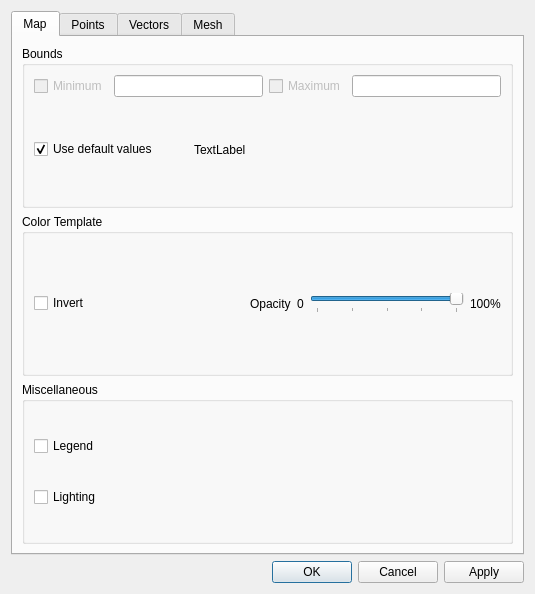
Before: the Qt Designer form src/ui/layer_properties_dialog.ui in IPH-ECO/iph-eco-gui, drawn with Qt 5.
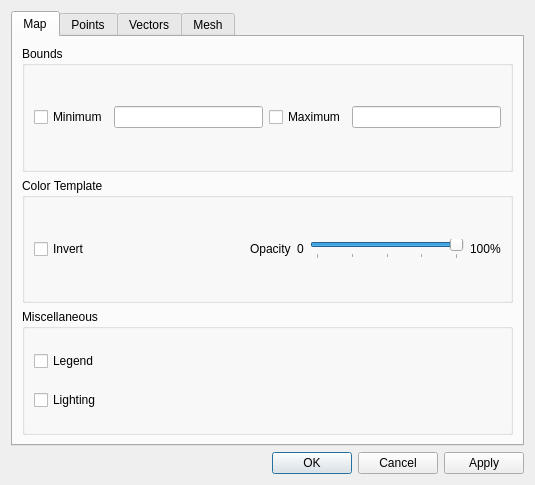
After: the same form once the commit is applied.

Commit message: Implementing exclusivity on minimum and maximum layer values

```diff
--- a/src/ui/layer_properties_dialog.ui
+++ b/src/ui/layer_properties_dialog.ui
@@ -7,7 +7,7 @@
     <x>0</x>
     <y>0</y>
     <width>535</width>
-    <height>594</height>
+    <height>485</height>
    </rect>
   </property>
   <property name="windowTitle">
@@ -34,9 +34,6 @@
            <layout class="QGridLayout" name="gridLayout">
             <item row="0" column="0">
              <widget class="QCheckBox" name="chkMapMinimum">
-              <property name="enabled">
-               <bool>false</bool>
-              </property>
               <property name="text">
                <string>Minimum</string>
               </property>
@@ -50,9 +47,6 @@
             </item>
             <item row="0" column="2">
              <widget class="QCheckBox" name="chkMapMaximum">
-              <property name="enabled">
-               <bool>false</bool>
-              </property>
               <property name="text">
                <string>Maximum</string>
               </property>
@@ -60,56 +54,6 @@
             </item>
            </layout>
           </item>
-          <item>
-           <layout class="QHBoxLayout" name="horizontalLayout">
-            <item>
-             <widget class="QCheckBox" name="chkUseMapDefaultValues">
-              <property name="text">
-               <string>Use default values</string>
-              </property>
-              <property name="checked">
-               <bool>true</bool>
-              </property>
-             </widget>
-            </item>
-            <item>
-             <spacer name="horizontalSpacer_8">
-              <property name="orientation">
-               <enum>Qt::Horizontal</enum>
-              </property>
-              <property name="sizeType">
-               <enum>QSizePolicy::Fixed</enum>
-              </property>
-              <property name="sizeHint" stdset="0">
-               <size>
-                <width>30</width>
-                <height>20</height>
-               </size>
-              </property>
-             </spacer>
-            </item>
-            <item>
-             <widget class="QLabel" name="lblMapOriginalValues">
-              <property name="text">
-               <string>TextLabel</string>
-              </property>
-             </widget>
-            </item>
-            <item>
-             <spacer name="horizontalSpacer">
-              <property name="orientation">
-               <enum>Qt::Horizontal</enum>
-              </property>
-              <property name="sizeHint" stdset="0">
-               <size>
-                <width>40</width>
-                <height>20</height>
-               </size>
-              </property>
-             </spacer>
-            </item>
-           </layout>
-          </item>
          </layout>
         </widget>
        </item>
```
Left out of the diff: 292 changed lines with no effect on the pictures. The commit also changes 4 other files.
